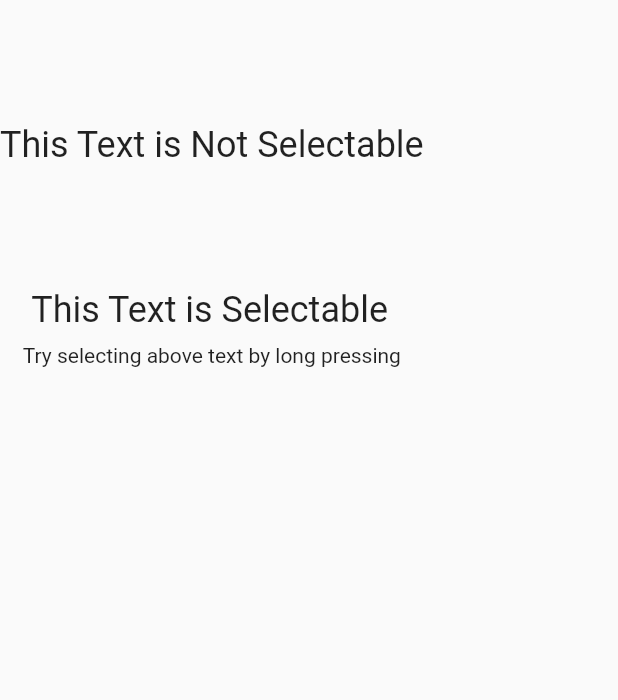
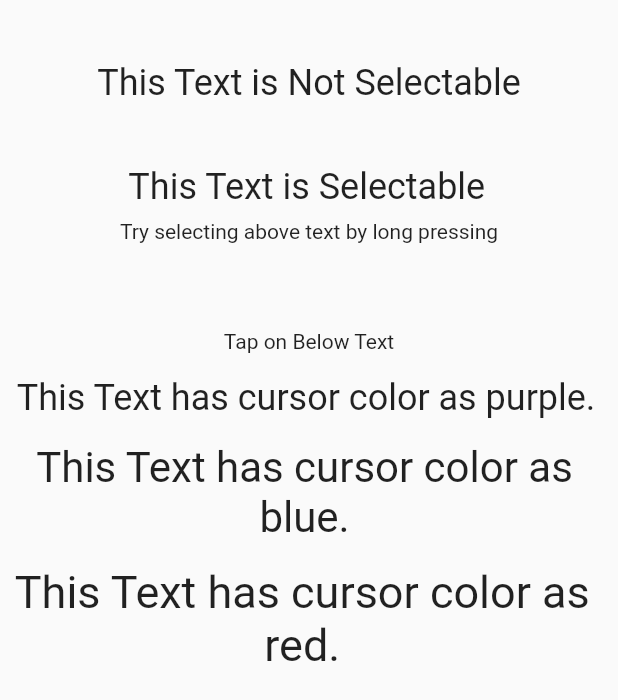
Before and after one commit to ACM-VIT/fludget, a Flutter app: the SelectableTextImplementation widget shown alone on an empty page, opened directly, on a phone screen of 412 x 824 dp. Shown: the top 700 px of the screen. Run offline on Flutter 3.47's test engine with Material 2 defaults, Android fonts, the light colour scheme and no system bars; our stand-ins replace file_picker, package_info_plus, shared_preferences, webview_flutter; missing offline and left inert: syntax_highlighter; accounts and stored records are empty.

Commit message:
Added different cursor colors and cursor widths to SelectableText Widget

```diff
--- a/lib/routes/SelectableText.dart
+++ b/lib/routes/SelectableText.dart
@@ -6,10 +6,11 @@
 
   @override
   Widget build(BuildContext context) {
-    return Column(
+    return SingleChildScrollView(
+      child: Column(
         children: [
           SizedBox(
-          height: MediaQuery.of(context).size.height * 0.1,
+            height: MediaQuery.of(context).size.height * 0.05,
           ),
           Text(
             'This Text is Not Selectable',
@@ -18,7 +19,7 @@
             ),
           ),
           SizedBox(
-          height: MediaQuery.of(context).size.height * 0.1,
+            height: MediaQuery.of(context).size.height * 0.05,
           ),
           SelectableText(
             'This Text is Selectable',
@@ -30,7 +31,54 @@
             padding: const EdgeInsets.all(8.0),
             child: Text('Try selecting above text by long pressing'),
           ),
+          SizedBox(
+            height: MediaQuery.of(context).size.height * 0.05,
+          ),
+          Padding(
+            padding: const EdgeInsets.all(8.0),
+            child: Text('Tap on Below Text'),
+          ),
+          Padding(
+            padding: const EdgeInsets.all(8.0),
+            child: SelectableText(
+              'This Text has cursor color as purple.',
+              style: TextStyle(
+                fontSize: 24,
+              ),
+              cursorColor: Colors.purple,
+              cursorWidth: 3,
+              showCursor: true,
+              textAlign: TextAlign.center,
+            ),
+          ),
+          Padding(
+            padding: const EdgeInsets.all(8.0),
+            child: SelectableText(
+              'This Text has cursor color as blue.',
+              style: TextStyle(
+                fontSize: 28,
+              ),
+              textAlign: TextAlign.center,
+              cursorColor: Colors.blue,
+              cursorWidth: 5,
+              showCursor: true,
+            ),
+          ),
+          Padding(
+            padding: const EdgeInsets.all(8.0),
+            child: SelectableText(
+              'This Text has cursor color as red.',
+              textAlign: TextAlign.center,
+              style: TextStyle(
+                fontSize: 30,
+              ),
+              cursorColor: Colors.red,
+              cursorWidth: 8,
+              showCursor: true,
+            ),
+          ),
         ],
+      ),
     );
   }
 }
@@ -54,7 +102,16 @@
   const SelectableTextCode();
   @override
   String buildCodeString() {
-    return """SelectableText('This Text is Selectable')
+    return """SelectableText(
+              'This Text has cursor color as purple.',
+              style: TextStyle(
+                fontSize: 24,
+              ),
+              cursorColor: Colors.purple,
+              cursorWidth: 3,
+              showCursor: true,
+              textAlign: TextAlign.center,
+            ),
 """;
   }
 }
```
Lines whose indentation alone changed are shown as unchanged.
